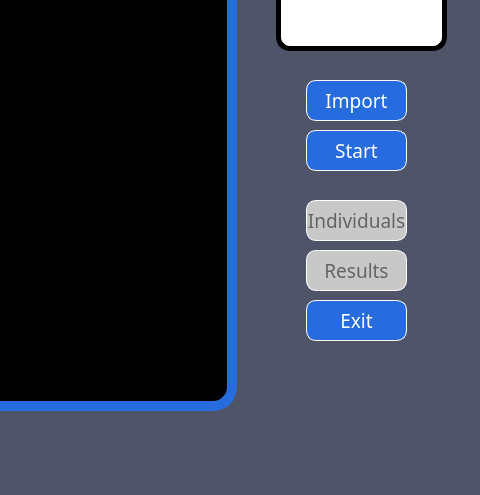
Before: the Qt Designer form Interfaz.ui in santiagoruiz-udea/HyACS, drawn with Qt 5; both pictures show x 434 to 914 and y 280 to 775 of the 914 by 775 pixel window.
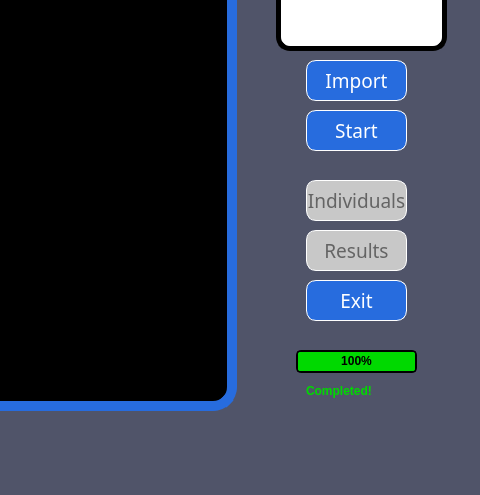
After: the same form once the commit is applied. Icons and pictures are not drawn.

Commit message: Resultados y progressBar

The edit to the form file:
```diff
--- a/Interfaz.ui
+++ b/Interfaz.ui
@@ -902,7 +902,7 @@
     <property name="geometry">
      <rect>
       <x>740</x>
-      <y>360</y>
+      <y>340</y>
       <width>101</width>
       <height>41</height>
      </rect>
@@ -945,7 +945,7 @@
     <property name="geometry">
      <rect>
       <x>740</x>
-      <y>410</y>
+      <y>390</y>
       <width>101</width>
       <height>41</height>
      </rect>
@@ -984,7 +984,7 @@
     <property name="geometry">
      <rect>
       <x>740</x>
-      <y>580</y>
+      <y>560</y>
       <width>101</width>
       <height>41</height>
      </rect>
@@ -1155,7 +1155,7 @@
     <property name="geometry">
      <rect>
       <x>740</x>
-      <y>480</y>
+      <y>460</y>
       <width>101</width>
       <height>41</height>
      </rect>
@@ -1260,7 +1260,7 @@
     <property name="geometry">
      <rect>
       <x>740</x>
-      <y>530</y>
+      <y>510</y>
       <width>101</width>
       <height>41</height>
      </rect>
@@ -1295,6 +1295,63 @@
      <string>Results</string>
     </property>
    </widget>
+   <widget class="QProgressBar" name="progressBar">
+    <property name="geometry">
+     <rect>
+      <x>730</x>
+      <y>630</y>
+      <width>121</width>
+      <height>23</height>
+     </rect>
+    </property>
+    <property name="font">
+     <font>
+      <weight>75</weight>
+      <bold>true</bold>
+     </font>
+    </property>
+    <property name="styleSheet">
+     <string notr="true">QProgressBar{
+    border: 2px solid black;
+    border-radius: 5px;
+}
+
+QProgressBar::chunk 
+{
+    background-color:  rgb(0,217,0);
+    border-radius: 2px;
+}</string>
+    </property>
+    <property name="value">
+     <number>100</number>
+    </property>
+    <property name="alignment">
+     <set>Qt::AlignCenter</set>
+    </property>
+   </widget>
+   <widget class="QLabel" name="completed">
+    <property name="geometry">
+     <rect>
+      <x>740</x>
+      <y>660</y>
+      <width>111</width>
+      <height>21</height>
+     </rect>
+    </property>
+    <property name="styleSheet">
+     <string notr="true">QLabel
+{
+	color: rgb(0,217,0);
+	background: rgb(80, 84, 105);
+	font: 75 13pt &quot;Reboto Medium&quot;;
+	font-weight: 600;
+}
+</string>
+    </property>
+    <property name="text">
+     <string>Completed!</string>
+    </property>
+   </widget>
    <zorder>label</zorder>
    <zorder>lb_Original</zorder>
    <zorder>Importar</zorder>
```
Left out of the diff: 11 changed lines with no effect on the pictures. The commit also changes 5 other files.
